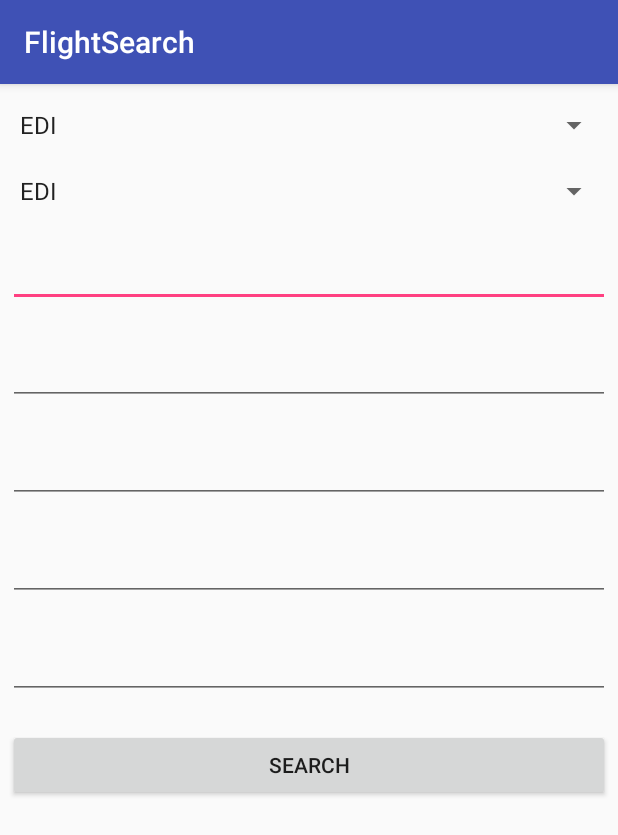
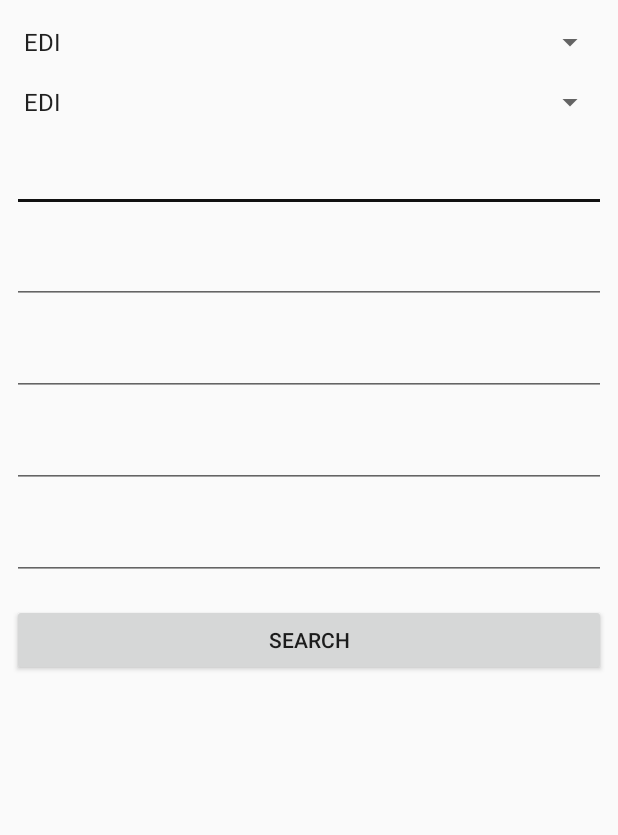
Before and after one commit to SammyJankis/FlightSearch, an Android app: the screen it shows after launch (SearchActivity), on a phone screen of 412 x 824 dp. Shown: the top 835 px of the screen. Run offline under Robolectric (Android 15) with nearby library versions, the phone set to English and light mode, and no system bars; our stand-ins replace ButterKnife, Dagger/Hilt's generated code, RxJava; libraries missing offline, so code that uses them is left out: com.jakewharton.retrofit2; 3 statements that could not run were skipped.

Commit message:
Changed res

```diff
--- a/app/src/main/res/values/colors.xml
+++ b/app/src/main/res/values/colors.xml
@@ -1,6 +1,6 @@
 <?xml version="1.0" encoding="utf-8"?>
 <resources>
-    <color name="colorPrimary">#3F51B5</color>
+    <color name="colorPrimary">#FFF</color>
     <color name="colorPrimaryDark">#303F9F</color>
-    <color name="colorAccent">#FF4081</color>
+    <color name="colorAccent">#111111</color>
 </resources>
--- a/app/src/main/res/values/strings.xml
+++ b/app/src/main/res/values/strings.xml
@@ -2,6 +2,11 @@
     <string name="app_name">FlightSearch</string>
     <string name="click_try_again">Click here to try again</string>
     <string name="search">Search</string>
+    <string name="to">to</string>
+    <string name="sort">Sort</string>
+    <string name="filter">Filter</string>
+    <string name="of">of</string>
+    <string name="results_shown">results shown</string>
 
     <string-array name="airports_array">
         <item>EDI</item>
--- a/app/src/main/res/values/styles.xml
+++ b/app/src/main/res/values/styles.xml
@@ -1,7 +1,7 @@
 <resources>
 
     <!-- Base application theme. -->
-    <style name="AppTheme" parent="Theme.AppCompat.Light.DarkActionBar">
+    <style name="AppTheme" parent="Theme.AppCompat.Light.NoActionBar">
         <!-- Customize your theme here. -->
         <item name="colorPrimary">@color/colorPrimary</item>
         <item name="colorPrimaryDark">@color/colorPrimaryDark</item>
```
Also changed, not shown: app/src/main/res/values/dimens.xml (+15 -6 lines).
